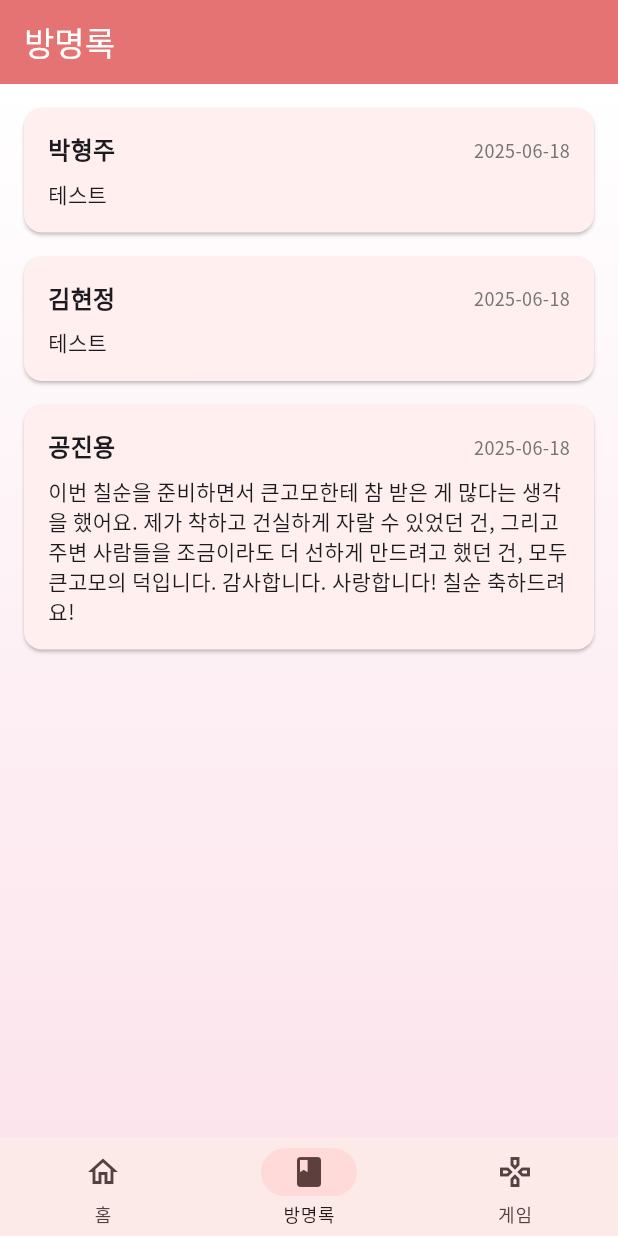
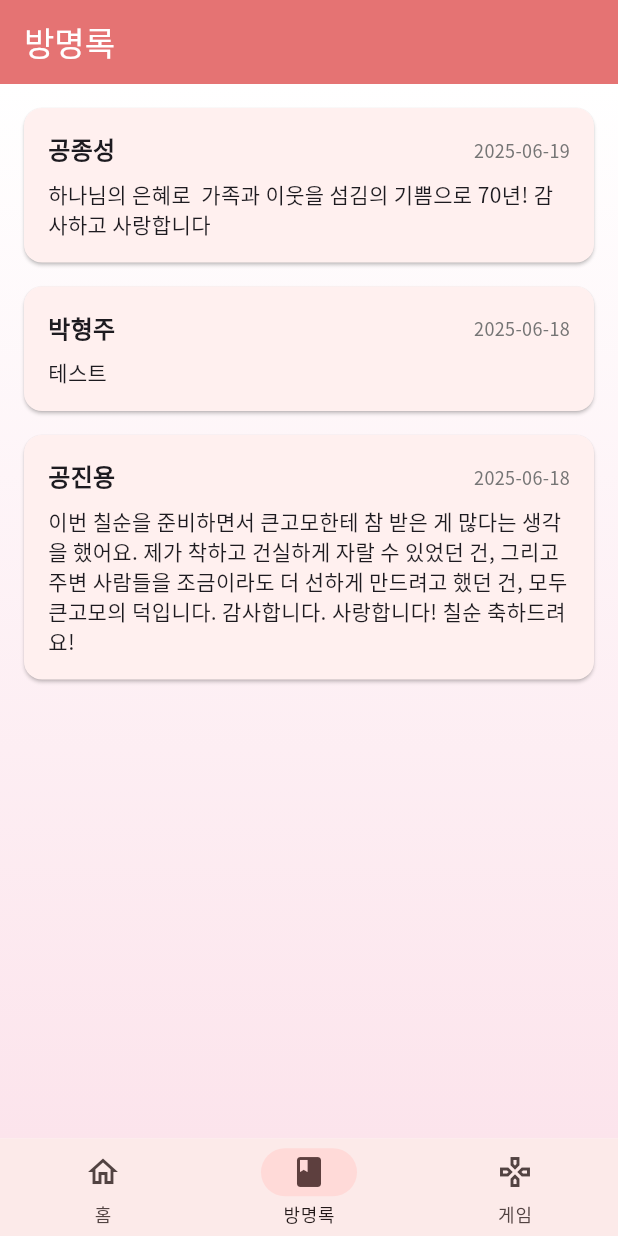
Before and after one commit to sonyong4013/grandFestival, a Flutter app: the screen it shows after launch, item 2 of the bottom bar chosen, on a phone screen of 412 x 824 dp. Run offline on Flutter 3.47's test engine with Material 3 defaults, Android fonts, the phone set to English and light mode, and no system bars; our stand-ins replace google_fonts.

Commit message:
문구 수정

```diff
--- a/grand_festival/lib/main.dart
+++ b/grand_festival/lib/main.dart
@@ -321,12 +321,12 @@ class _GuestBookPageState extends State<GuestBookPage> {
   final TextEditingController _messageController = TextEditingController();
   final List<Map<String, String>> _guestMessages = [
     {
-      'name': '박형주',
-      'message': '테스트',
-      'date': '2025-06-18',
+      'name': '공종성',
+      'message': '하나님의 은혜로  가족과 이웃을 섬김의 기쁨으로 70년! 감사하고 사랑합니다',
+      'date': '2025-06-19',
     },
     {
-      'name': '김현정',
+      'name': '박형주',
       'message': '테스트',
       'date': '2025-06-18',
     },
@@ -556,7 +556,7 @@ class _GamePageState extends State<GamePage>
             children: [
               if (!_isGameStarted && !_isGameOver) ...[
                 const Text(
-                  '공진성 잡기 게임',
+                  '공진성을 잡아라!',
                   style: TextStyle(
                     fontSize: 24,
                     fontWeight: FontWeight.bold,
```
